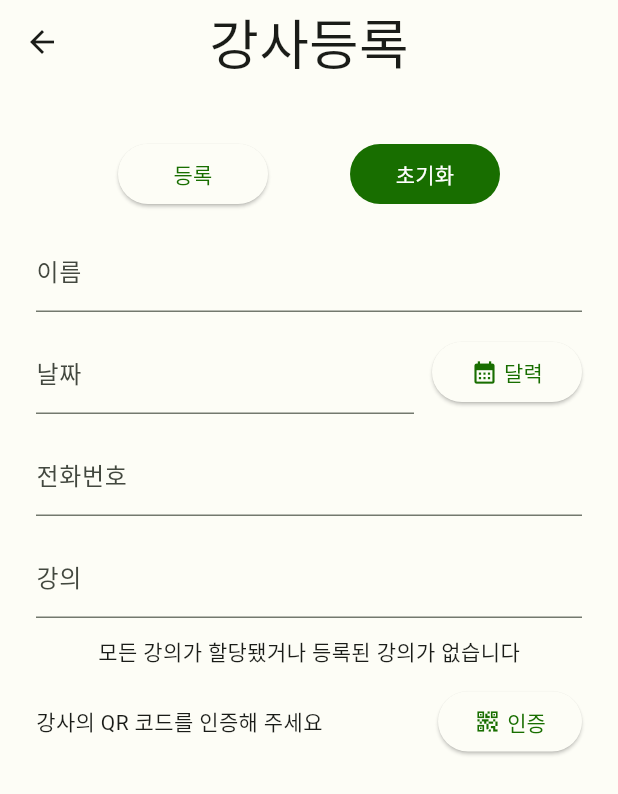
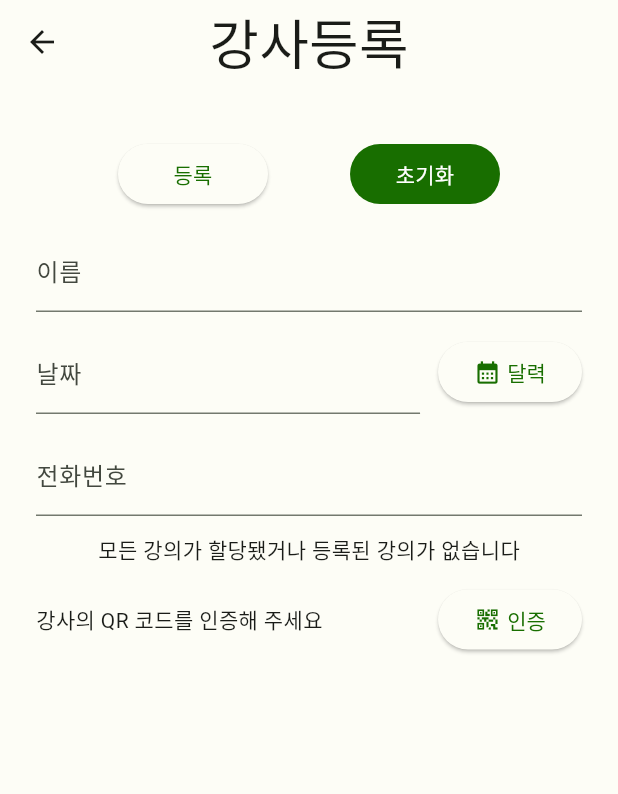
Before and after one commit to sehyeongcho/welfare_attendance_project, a Flutter app: the RegisterTeacherPage screen opened directly, after a tap on "초기화", on a phone screen of 412 x 824 dp. Shown: the top 794 px of the screen. Run offline on Flutter 3.47's test engine with Material 2 defaults, Android fonts, the phone set to English and light mode, and no system bars; our stand-ins replace animated_text_kit, cloud_firestore, csv, firebase_auth, firebase_core, google_fonts and 6 more; missing offline and left inert: googleapis, gsheets, qr_code_scanner; accounts and stored records are empty; key blocks and very long unbroken strings in the code were emptied for the run.

Commit message:
third commit

```diff
--- a/lib/institution/calender.dart
+++ b/lib/institution/calender.dart
@@ -68,9 +68,7 @@ class _CalenderState extends State<Calender> with RestorationMixin {
 
   @override
   Widget build(BuildContext context) {
-    return SizedBox(
-      width: 100.0,
-      child: ElevatedButton(
+    return ElevatedButton(
       onPressed: () {
         _restorableDatePickerRouteFuture.present();
       },
@@ -84,7 +82,6 @@ class _CalenderState extends State<Calender> with RestorationMixin {
           ],
         ),
       ),
-      ),
     );
   }
 }
--- a/lib/institution/registerteacherpage.dart
+++ b/lib/institution/registerteacherpage.dart
@@ -26,7 +26,6 @@ class _RegisterTeacherPageState extends State<RegisterTeacherPage> {
 
   final _phonenumberController = TextEditingController();
 
-  final _classController = TextEditingController();
   String dropdownValue = '';
   String qrcode = '';
 
@@ -80,6 +79,13 @@ class _RegisterTeacherPageState extends State<RegisterTeacherPage> {
                             // height: 50.0,
                             child: ElevatedButton(
                                 onPressed: () async {
+                                  if (_maplist.keys.length == 0) {
+                                    ScaffoldMessenger.of(context).showSnackBar(
+                                        SnackBar(
+                                            content: Text(
+                                                '새로운 강사에게 할당 가능한 강의가 없습니다')));
+                                    return;
+                                  }
                                   if (qrcode == '') {
                                     ScaffoldMessenger.of(context).showSnackBar(
                                         const SnackBar(
@@ -154,7 +160,7 @@ class _RegisterTeacherPageState extends State<RegisterTeacherPage> {
                               onPressed: () {
                                 _nameController.clear();
                                 _phonenumberController.clear();
-                                _classController.clear();
+                                _calenderController.clear();
                               },
                             ),
                           ),
@@ -216,20 +222,7 @@ class _RegisterTeacherPageState extends State<RegisterTeacherPage> {
                           labelText: '전화번호',
                         ),
                       ),
-                      const SizedBox(height: 12.0),
-                      TextFormField(
-                        validator: (value) {
-                          if (value == null || value.isEmpty) {
-                            return '강의를 선택해주세요';
-                          }
-                          return null;
-                        },
-                        controller: _classController,
-                        decoration: const InputDecoration(
-                          // filled: true,
-                          labelText: '강의',
-                        ),
-                      ),
+
                       const SizedBox(height: 12.0),
                       _maplist.keys.length > 0
                           ? DropdownButton<String>(
```
Also changed, not shown: lib/institution/hompage.dart (+10 -4 lines). Lines whose indentation alone changed are shown as unchanged.
